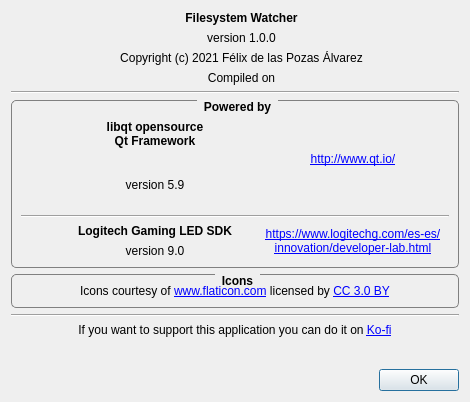
This is AboutDialog.ui in FelixdelasPozas/FilesystemWatcher as Qt 5 draws it before an edit. The edited form follows.
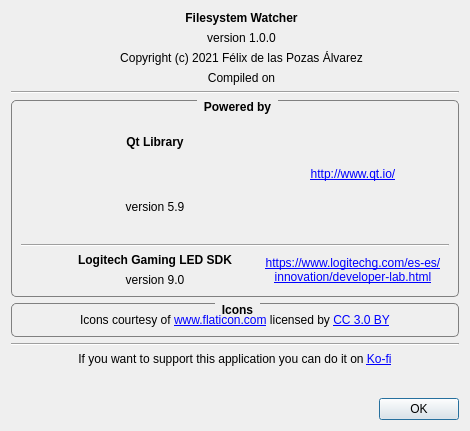
This is the edited form. Icons and pictures are not drawn. Custom widgets are drawn as their Qt base class.

What changed in the file:
```diff
--- a/AboutDialog.ui
+++ b/AboutDialog.ui
@@ -7,19 +7,19 @@
     <x>0</x>
     <y>0</y>
     <width>470</width>
-    <height>402</height>
+    <height>431</height>
    </rect>
   </property>
   <property name="minimumSize">
    <size>
     <width>470</width>
-    <height>402</height>
+    <height>431</height>
    </size>
   </property>
   <property name="maximumSize">
    <size>
     <width>470</width>
-    <height>402</height>
+    <height>431</height>
    </size>
   </property>
   <property name="windowTitle">
@@ -145,7 +145,6 @@
       <widget class="QGroupBox" name="groupBox">
        <property name="font">
         <font>
-         <weight>75</weight>
          <bold>true</bold>
         </font>
        </property>
@@ -205,13 +204,11 @@
              <widget class="QLabel" name="label_26">
               <property name="font">
                <font>
-                <weight>75</weight>
                 <bold>true</bold>
                </font>
               </property>
               <property name="text">
-               <string>libqt opensource
-Qt Framework</string>
+               <string>Qt Library</string>
               </property>
               <property name="alignment">
                <set>Qt::AlignCenter</set>
@@ -285,7 +282,6 @@
              <widget class="QLabel" name="label_9">
               <property name="font">
                <font>
-                <weight>75</weight>
                 <bold>true</bold>
                </font>
               </property>
@@ -336,7 +332,6 @@
     <widget class="QGroupBox" name="groupBox_2">
      <property name="font">
       <font>
-       <weight>75</weight>
        <bold>true</bold>
       </font>
      </property>
```
Left out of the diff: 51 changed lines with no effect on the pictures.
